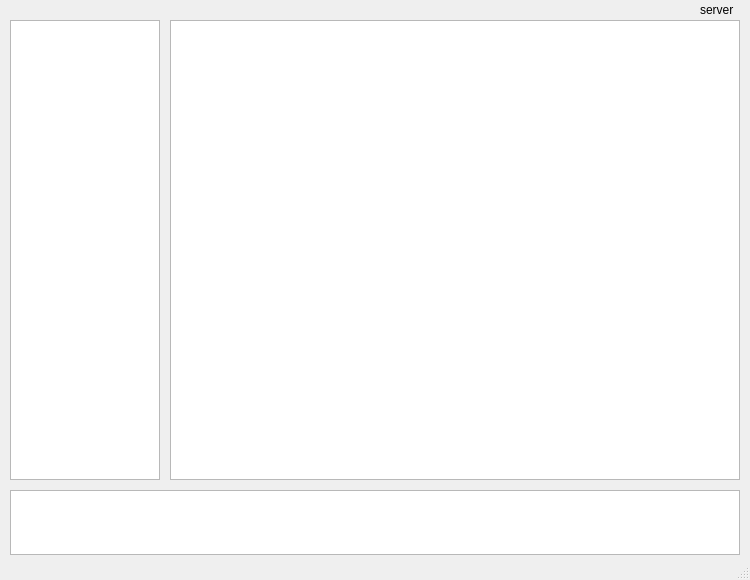
First picture: the form in Milestone3_Interface/mainwindow.ui, repository haverma/Distributed_Chat-System, before the edit.
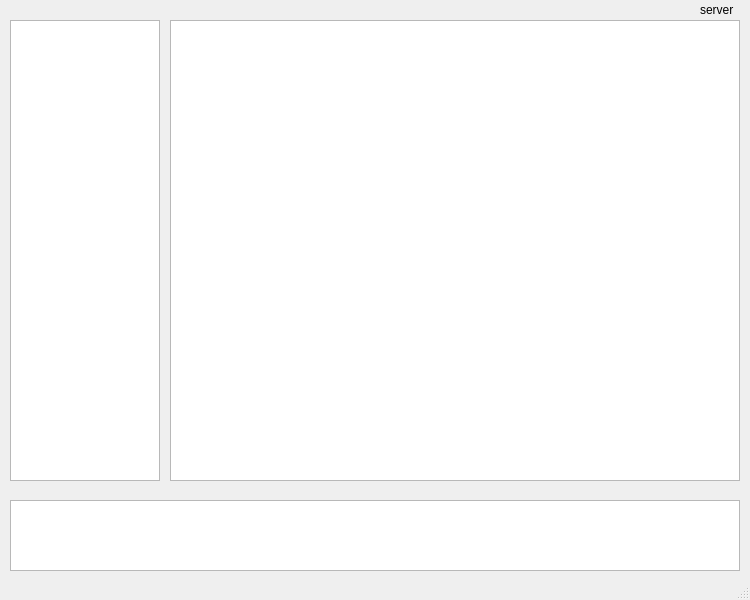
Second picture: the form after the edit.

Commit message: fixed interface size cropping

```diff
--- a/Milestone3_Interface/mainwindow.ui
+++ b/Milestone3_Interface/mainwindow.ui
@@ -7,11 +7,11 @@
     <x>0</x>
     <y>0</y>
     <width>750</width>
-    <height>580</height>
+    <height>600</height>
    </rect>
   </property>
   <property name="sizePolicy">
-   <sizepolicy hsizetype="Fixed" vsizetype="Fixed">
+   <sizepolicy hsizetype="Minimum" vsizetype="Minimum">
     <horstretch>0</horstretch>
     <verstretch>0</verstretch>
    </sizepolicy>
@@ -19,13 +19,13 @@
   <property name="minimumSize">
    <size>
     <width>750</width>
-    <height>575</height>
+    <height>600</height>
    </size>
   </property>
   <property name="maximumSize">
    <size>
     <width>750</width>
-    <height>633</height>
+    <height>600</height>
    </size>
   </property>
   <property name="windowTitle">
@@ -33,50 +33,26 @@
   </property>
   <widget class="QWidget" name="centralWidget">
    <property name="sizePolicy">
-    <sizepolicy hsizetype="Fixed" vsizetype="Fixed">
+    <sizepolicy hsizetype="Minimum" vsizetype="Minimum">
      <horstretch>0</horstretch>
      <verstretch>0</verstretch>
     </sizepolicy>
    </property>
-   <property name="minimumSize">
-    <size>
-     <width>750</width>
-     <height>580</height>
-    </size>
-   </property>
-   <property name="maximumSize">
-    <size>
-     <width>750</width>
-     <height>580</height>
-    </size>
-   </property>
    <widget class="QPlainTextEdit" name="messageBox">
     <property name="geometry">
      <rect>
       <x>10</x>
-      <y>490</y>
+      <y>500</y>
       <width>730</width>
-      <height>65</height>
+      <height>71</height>
      </rect>
     </property>
     <property name="sizePolicy">
-     <sizepolicy hsizetype="Maximum" vsizetype="Maximum">
+     <sizepolicy hsizetype="Minimum" vsizetype="Minimum">
       <horstretch>0</horstretch>
       <verstretch>0</verstretch>
      </sizepolicy>
     </property>
-    <property name="minimumSize">
-     <size>
-      <width>730</width>
-      <height>65</height>
-     </size>
-    </property>
-    <property name="maximumSize">
-     <size>
-      <width>730</width>
-      <height>65</height>
-     </size>
-    </property>
    </widget>
    <widget class="QTextBrowser" name="chatMessages">
     <property name="geometry">
@@ -84,27 +60,15 @@
       <x>170</x>
       <y>20</y>
       <width>570</width>
-      <height>460</height>
+      <height>461</height>
      </rect>
     </property>
     <property name="sizePolicy">
-     <sizepolicy hsizetype="Maximum" vsizetype="Maximum">
+     <sizepolicy hsizetype="Minimum" vsizetype="Minimum">
       <horstretch>0</horstretch>
       <verstretch>0</verstretch>
      </sizepolicy>
     </property>
-    <property name="minimumSize">
-     <size>
-      <width>570</width>
-      <height>460</height>
-     </size>
-    </property>
-    <property name="maximumSize">
-     <size>
-      <width>570</width>
-      <height>460</height>
-     </size>
-    </property>
    </widget>
    <widget class="QListWidget" name="usersList">
     <property name="geometry">
@@ -112,20 +76,14 @@
       <x>10</x>
       <y>20</y>
       <width>150</width>
-      <height>460</height>
+      <height>461</height>
      </rect>
     </property>
-    <property name="minimumSize">
-     <size>
-      <width>150</width>
-      <height>460</height>
-     </size>
-    </property>
-    <property name="maximumSize">
-     <size>
-      <width>150</width>
-      <height>460</height>
-     </size>
+    <property name="sizePolicy">
+     <sizepolicy hsizetype="Minimum" vsizetype="Minimum">
+      <horstretch>0</horstretch>
+      <verstretch>0</verstretch>
+     </sizepolicy>
     </property>
     <property name="editTriggers">
      <set>QAbstractItemView::NoEditTriggers</set>
```
The commit also changes 1 other file.
